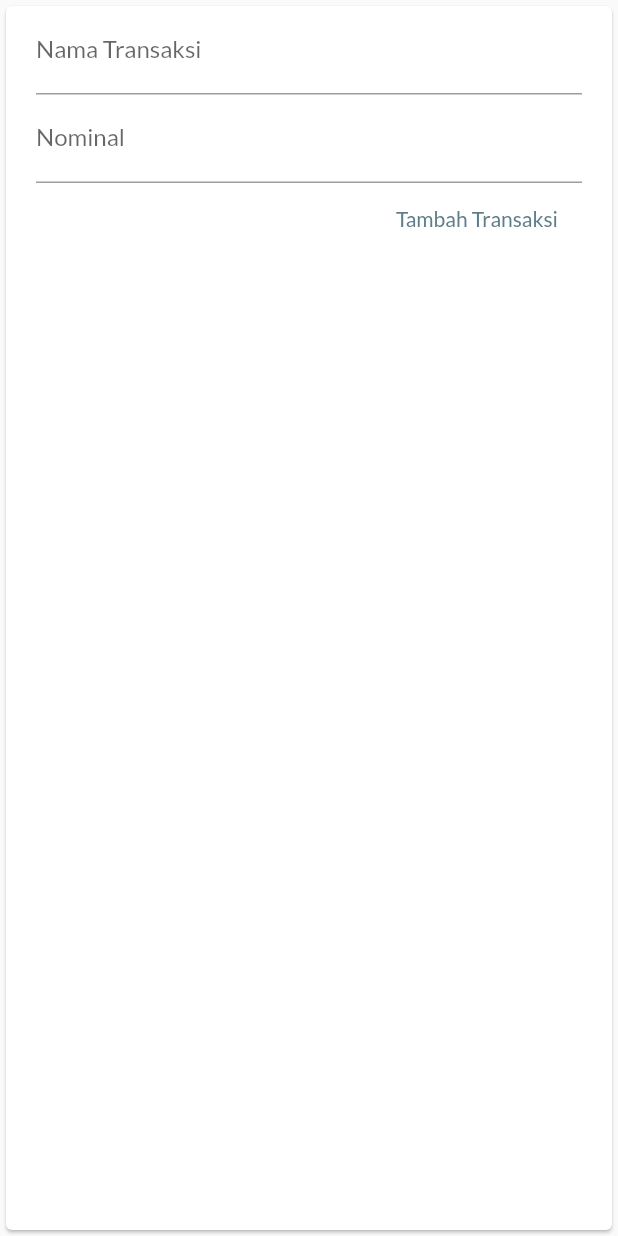
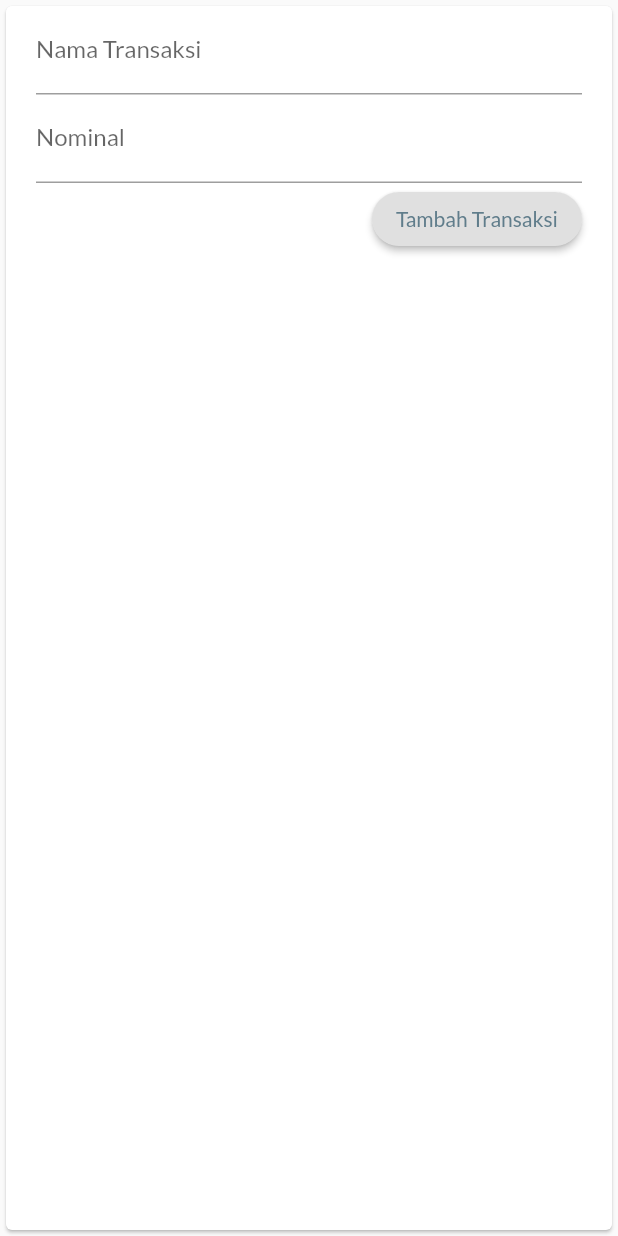
Before and after one commit to rizaljanuari/Monitoring-Pengeluaran, a Flutter app: the NewTransaction widget shown alone on an empty page, opened directly with empty values, on a phone screen of 412 x 824 dp. Run offline on Flutter 3.47's test engine with Material 2 defaults, Android fonts, the phone set to English and light mode, and no system bars.

```diff
--- a/lib/widgets/new_transaction.dart
+++ b/lib/widgets/new_transaction.dart
@@ -51,7 +51,8 @@ class _NewTransactionState extends State<NewTransaction> {
               keyboardType: TextInputType.number,
               onSubmitted: (_) => submitData,
             ),
-            FlatButton(
+            RaisedButton(
+              shape: StadiumBorder(),
               child: Text(
                 'Tambah Transaksi',
                 style: TextStyle(color: Theme.of(context).primaryColor),
--- a/lib/widgets/transaction_list.dart
+++ b/lib/widgets/transaction_list.dart
@@ -12,8 +12,7 @@ class TransactionList extends StatelessWidget {
     return Container(
       height: 350,
       child: transactions.isEmpty
-          ? Center(
-            child: Container(
+          ? Container(
               width: 150,
               child: Column(
                 children: <Widget>[
@@ -23,7 +22,6 @@ class TransactionList extends StatelessWidget {
                   ),
                   Text("Belum ada pengeluaran")
                 ],
-                ),
               ),
             )
           : ListView.builder(
```
Also changed, not shown: lib/widgets/chart.dart (added, +20 -0 lines). Lines whose indentation alone changed are shown as unchanged.
